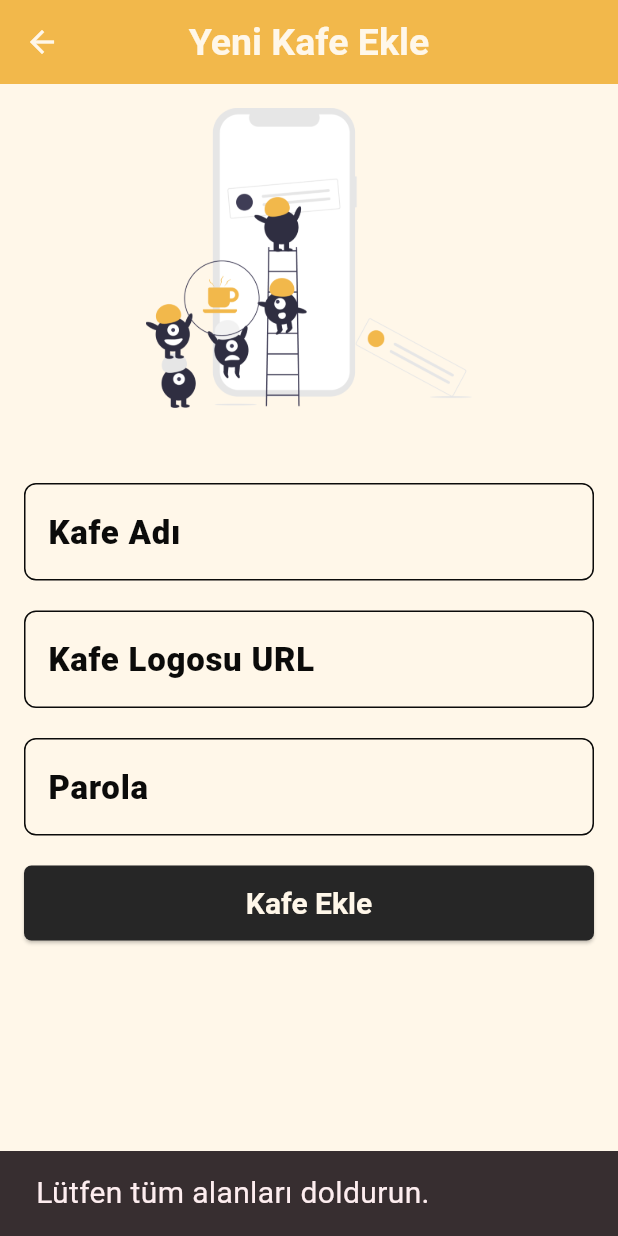
After one commit to OzgurBoruzanci/Gidelim_App, a Flutter app: the AddCafeScreen screen opened directly, after a tap on "Kafe Ekle", on a phone screen of 412 x 824 dp. The commit adds this screen. Run offline on Flutter 3.47's test engine with Material 3 defaults, Android fonts, the light colour scheme and no system bars; our stand-ins replace cloud_firestore, firebase_auth, firebase_core, flutter_rating_bar, fluttertoast, loading_animation_widget; accounts and stored records are empty.

Commit message:
The cafe adding feature is complete. For now, the cafe name and logo are successful.

```diff
--- /dev/null
+++ b/bootcamp91/lib/view/add_cafe_screen.dart
@@ -0,0 +1,150 @@
+import 'package:bootcamp91/services/auth_service.dart'; // Auth servisi
+import 'package:bootcamp91/services/cafe_service.dart'; // Kafe servisi
+import 'package:flutter/material.dart';
+import 'package:bootcamp91/view/my_cafe_screen.dart'; // MyCafeScreen'i import ettik
+
+class AddCafeScreen extends StatefulWidget {
+  @override
+  _AddCafeScreenState createState() => _AddCafeScreenState();
+}
+
+class _AddCafeScreenState extends State<AddCafeScreen> {
+  final _nameController = TextEditingController();
+  final _logoUrlController = TextEditingController();
+  final _passwordController = TextEditingController();
+
+  final AuthService _authService = AuthService();
+  final CafeService _cafeService = CafeService();
+
+  bool _isLoading = false;
+
+  Future<void> _createCafe() async {
+    final name = _nameController.text;
+    final logoUrl = _logoUrlController.text;
+    final password = _passwordController.text;
+
+    if (name.isEmpty || logoUrl.isEmpty || password.isEmpty) {
+      ScaffoldMessenger.of(context).showSnackBar(
+        SnackBar(content: Text('Lütfen tüm alanları doldurun.')),
+      );
+      return;
+    }
+
+    setState(() {
+      _isLoading = true;
+    });
+
+    try {
+      // Mevcut kullanıcıyı al
+      final user = _authService.currentUserUid;
+      if (user == null) {
+        ScaffoldMessenger.of(context).showSnackBar(
+          SnackBar(content: Text('Kullanıcı bulunamadı.')),
+        );
+        return;
+      }
+
+      // Kullanıcının parolasını doğrula
+      bool isPasswordCorrect = await _authService.verifyPassword(password);
+
+      if (!isPasswordCorrect) {
+        ScaffoldMessenger.of(context).showSnackBar(
+          SnackBar(content: Text('Parola yanlış.')),
+        );
+        return;
+      }
+
+      // Kullanıcının zaten bir kafesi olup olmadığını kontrol et
+      final existingCafes = await _cafeService.getUserCafes(user);
+
+      if (existingCafes.isNotEmpty) {
+        ScaffoldMessenger.of(context).showSnackBar(
+          SnackBar(content: Text('Zaten bir kafe oluşturmuşsunuz.')),
+        );
+        Navigator.of(context).pushReplacement(MaterialPageRoute(
+          builder: (context) => MyCafeScreen(),
+        ));
+      } else {
+        // Yeni kafe oluştur
+        await _cafeService.addCafe(name, logoUrl, user);
+        ScaffoldMessenger.of(context).showSnackBar(
+          SnackBar(content: Text('Kafe başarıyla eklendi!')),
+        );
+        Navigator.pop(context); // Sayfayı kapat
+      }
+    } catch (e) {
+      ScaffoldMessenger.of(context).showSnackBar(
+        SnackBar(content: Text('Bir hata oluştu: $e')),
+      );
+    } finally {
+      setState(() {
+        _isLoading = false;
+      });
+    }
+  }
+
+  @override
+  Widget build(BuildContext context) {
+    return Scaffold(
+      appBar: AppBar(
+        title: Text('Yeni Kafe Ekle'),
+      ),
+      body: SingleChildScrollView(
+        child: Padding(
+          padding: EdgeInsets.all(16.0),
+          child: Column(
+            crossAxisAlignment: CrossAxisAlignment.start,
+            children: [
+              // Üst kısımda resim
+              Center(
+                child: Image.asset(
+                  'assets/images/ic_create_cafe.png',
+                  width: 300,
+                  height: 200,
+                ),
+              ),
+              SizedBox(height: 50),
+              // Kafe adı textfield
+              TextField(
+                controller: _nameController,
+                decoration: InputDecoration(
+                  labelText: 'Kafe Adı',
+                  border: OutlineInputBorder(),
+                ),
+                keyboardType: TextInputType.text,
+              ),
+              SizedBox(height: 20),
+              // Kafe logosu URL textfield
+              TextField(
+                controller: _logoUrlController,
+                decoration: InputDecoration(
+                  labelText: 'Kafe Logosu URL',
+                  border: OutlineInputBorder(),
+                ),
+                keyboardType: TextInputType.url,
+              ),
+              SizedBox(height: 20),
+              // Parola textfield
+              TextField(
+                controller: _passwordController,
+                decoration: InputDecoration(
+                  labelText: 'Parola',
+                  border: OutlineInputBorder(),
+                ),
+                obscureText: true,
+              ),
+              SizedBox(height: 20),
+              // Buton
+              _isLoading
+                  ? Center(child: CircularProgressIndicator())
+                  : ElevatedButton(
+                      onPressed: _createCafe,
+                      child: Text('Kafe Ekle'),
+                    ),
+            ],
+          ),
+        ),
+      ),
+    );
+  }
+}
--- a/bootcamp91/pubspec.yaml
+++ b/bootcamp91/pubspec.yaml
@@ -36,6 +36,7 @@ flutter:
     - assets/images/ic_register.png
     - assets/images/ic_login_screen.png
     - assets/images/ic_card_bg.png
+    - assets/images/ic_create_cafe.png
     - assets/images/forgot_password.png
     - assets/images/avatars/avatar1.png
     - assets/images/avatars/avatar2.png
```
Also changed, not shown: bootcamp91/lib/product/custom_drawer.dart (+55 -18 lines), bootcamp91/lib/services/auth_service.dart (+17 -0 lines), bootcamp91/lib/services/cafe_service.dart (+73 -0 lines), bootcamp91/lib/view/my_cafe_screen.dart (added, +92 -0 lines), bootcamp91/assets/images/ic_create_cafe.png (added).
